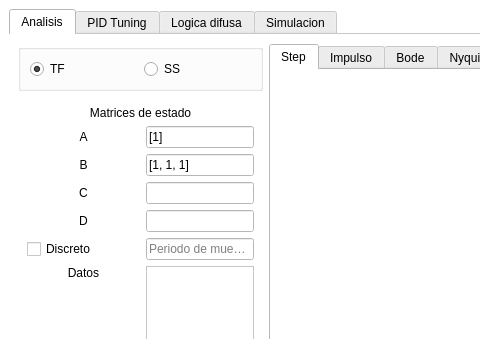
ezalorpro/LaboratorioDeControl, file Main aplication/VentanaPrincipal.ui: the form before one commit; both pictures show x 0 to 480 and y 0 to 339 of the 900 by 644 pixel window.
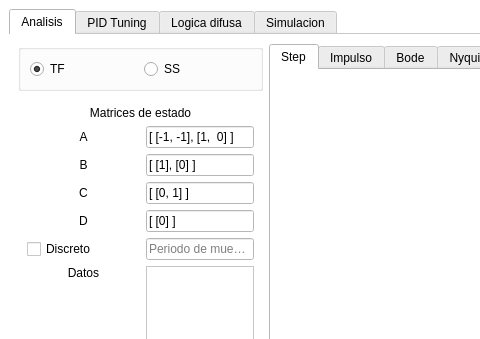
The form after the commit. The open tabs and pages were chosen to show the change. Custom widgets are drawn as their Qt base class.

The edit to the form file:
```diff
--- a/Main aplication/VentanaPrincipal.ui
+++ b/Main aplication/VentanaPrincipal.ui
@@ -638,7 +638,7 @@
                </sizepolicy>
               </property>
               <property name="text">
-               <string>[1]</string>
+               <string>[ [-1, -1], [1,  0] ]</string>
               </property>
              </widget>
             </item>
@@ -661,7 +661,7 @@
                </sizepolicy>
               </property>
               <property name="text">
-               <string>[1, 1, 1]</string>
+               <string>[ [1], [0] ]</string>
               </property>
              </widget>
             </item>
@@ -800,6 +800,9 @@
                 <verstretch>0</verstretch>
                </sizepolicy>
               </property>
+              <property name="text">
+               <string>[ [0, 1] ]</string>
+              </property>
              </widget>
             </item>
             <item row="4" column="1">
@@ -810,6 +813,9 @@
                 <verstretch>0</verstretch>
                </sizepolicy>
               </property>
+              <property name="text">
+               <string>[ [0] ]</string>
+              </property>
              </widget>
             </item>
             <item row="3" column="0">
```
Left out of the diff: 18 changed lines with no effect on the pictures.
